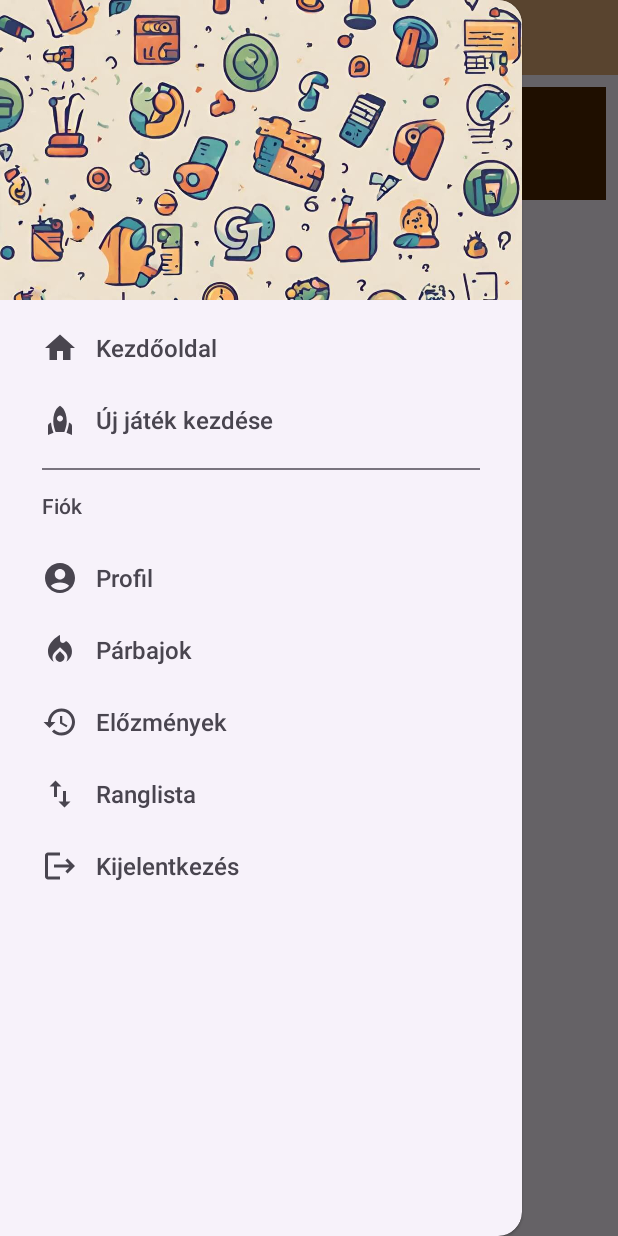
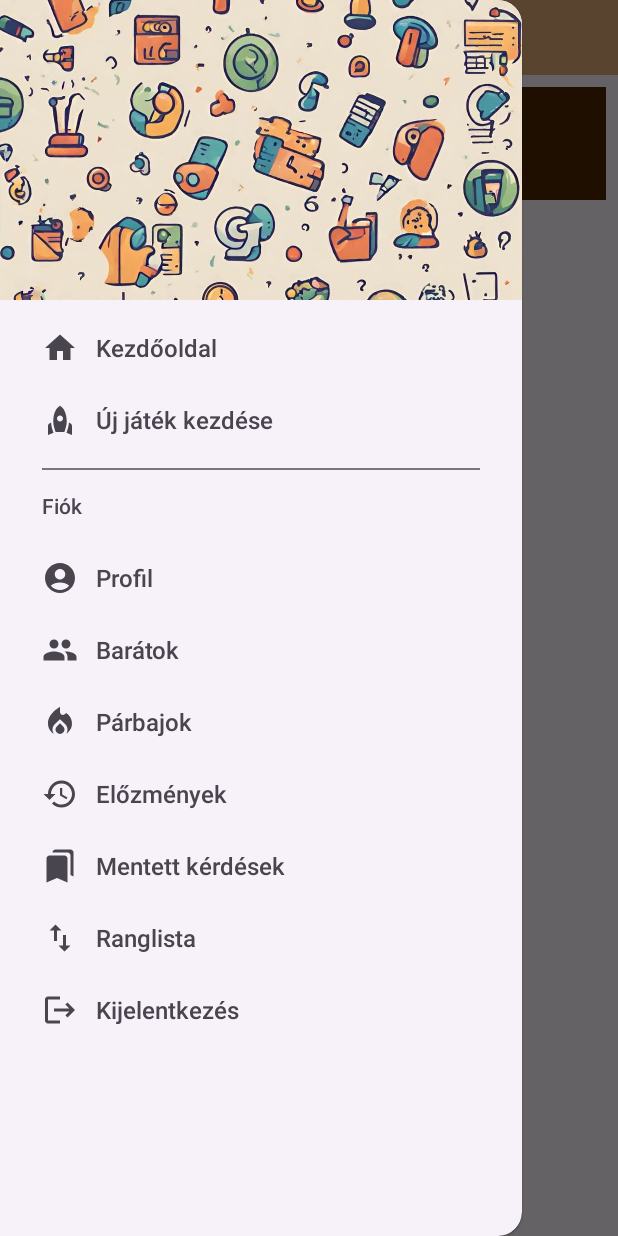
Before and after one commit to biadam08/tudastenger, an Android app: the screen it shows after launch once a user with an empty profile is signed in (MainActivity), with the side drawer open, on a phone screen of 412 x 824 dp. Run offline under Robolectric (Android 15) with nearby library versions, the phone set to English and light mode, and no system bars; our stand-ins replace Firebase (no records; nobody signed in at launch, a user with empty details on screens opened directly).

Commit message:
Menüpontok frissítése, import törlése

```diff
--- a/app/src/main/AndroidManifest.xml
+++ b/app/src/main/AndroidManifest.xml
@@ -29,9 +29,6 @@
         android:supportsRtl="true"
         android:theme="@style/Theme.Tudastenger"
         tools:targetApi="31">
-        <activity
-            android:name=".activities.ImportQuestionsActivity"
-            android:exported="false" />
         <activity
             android:name=".activities.CategoryListActivity"
             android:exported="false" />
--- /dev/null
+++ b/app/src/main/res/drawable/ic_nav_bookmarks.xml
@@ -0,0 +1,5 @@
+<vector android:height="24dp" android:tint="#000000"
+    android:viewportHeight="24" android:viewportWidth="24"
+    android:width="24dp" xmlns:android="http://schemas.android.com/apk/res/android">
+    <path android:fillColor="@android:color/white" android:pathData="M19,18l2,1V3c0,-1.1 -0.9,-2 -2,-2H8.99C7.89,1 7,1.9 7,3h10c1.1,0 2,0.9 2,2v13zM15,5H5c-1.1,0 -2,0.9 -2,2v16l7,-3 7,3V7c0,-1.1 -0.9,-2 -2,-2z"/>
+</vector>
--- /dev/null
+++ b/app/src/main/res/drawable/ic_nav_friends.xml
@@ -0,0 +1,5 @@
+<vector android:height="24dp" android:tint="#000000"
+    android:viewportHeight="24" android:viewportWidth="24"
+    android:width="24dp" xmlns:android="http://schemas.android.com/apk/res/android">
+    <path android:fillColor="@android:color/white" android:pathData="M16,11c1.66,0 2.99,-1.34 2.99,-3S17.66,5 16,5c-1.66,0 -3,1.34 -3,3s1.34,3 3,3zM8,11c1.66,0 2.99,-1.34 2.99,-3S9.66,5 8,5C6.34,5 5,6.34 5,8s1.34,3 3,3zM8,13c-2.33,0 -7,1.17 -7,3.5L1,19h14v-2.5c0,-2.33 -4.67,-3.5 -7,-3.5zM16,13c-0.29,0 -0.62,0.02 -0.97,0.05 1.16,0.84 1.97,1.97 1.97,3.45L17,19h6v-2.5c0,-2.33 -4.67,-3.5 -7,-3.5z"/>
+</vector>
--- a/app/src/main/res/menu/game_menu.xml
+++ b/app/src/main/res/menu/game_menu.xml
@@ -29,6 +29,10 @@
                     android:title="@string/profile"
                     android:icon="@drawable/ic_account" />
                 <item
+                    android:id="@+id/nav_friends"
+                    android:title="@string/friends"
+                    android:icon="@drawable/ic_nav_friends" />
+                <item
                     android:id="@+id/nav_duels"
                     android:title="@string/duels"
                     android:icon="@drawable/ic_duels" />
@@ -36,6 +40,10 @@
                     android:id="@+id/nav_history"
                     android:title="@string/history"
                     android:icon="@drawable/ic_history" />
+                <item
+                    android:id="@+id/nav_saved_questions"
+                    android:title="@string/saved_questions"
+                    android:icon="@drawable/ic_nav_bookmarks" />
                 <item
                     android:id="@+id/nav_leaderboard"
                     android:title="@string/rankings"
@@ -66,10 +74,6 @@
                     android:id="@+id/nav_add_a_category"
                     android:title="@string/add_a_category"
                     android:icon="@drawable/ic_add_a_category" />
-                <item
-                    android:id="@+id/nav_list_import_questions"
-                    android:title="@string/import_questions"
-                    android:icon="@drawable/ic_add_a_category" />
             </group>
         </menu>
     </item>
--- a/app/src/main/res/values/strings.xml
+++ b/app/src/main/res/values/strings.xml
@@ -44,4 +44,6 @@
     <string name="edit_questions">Kérdések szerkesztése</string>
     <string name="edit_categories">Kategória szerkesztése</string>
     <string name="import_questions">Kérdések importálása</string>
+    <string name="friends">Barátok</string>
+    <string name="saved_questions">Mentett kérdések</string>
 </resources>
```
Also changed, not shown: app/src/main/java/com/szte/tudastenger/activities/DrawerBaseActivity.java (+6 -5 lines), app/src/main/java/com/szte/tudastenger/activities/ImportQuestionsActivity.java (deleted, +0 -155 lines), app/src/main/res/layout/activity_import_questions.xml (deleted, +0 -23 lines).
